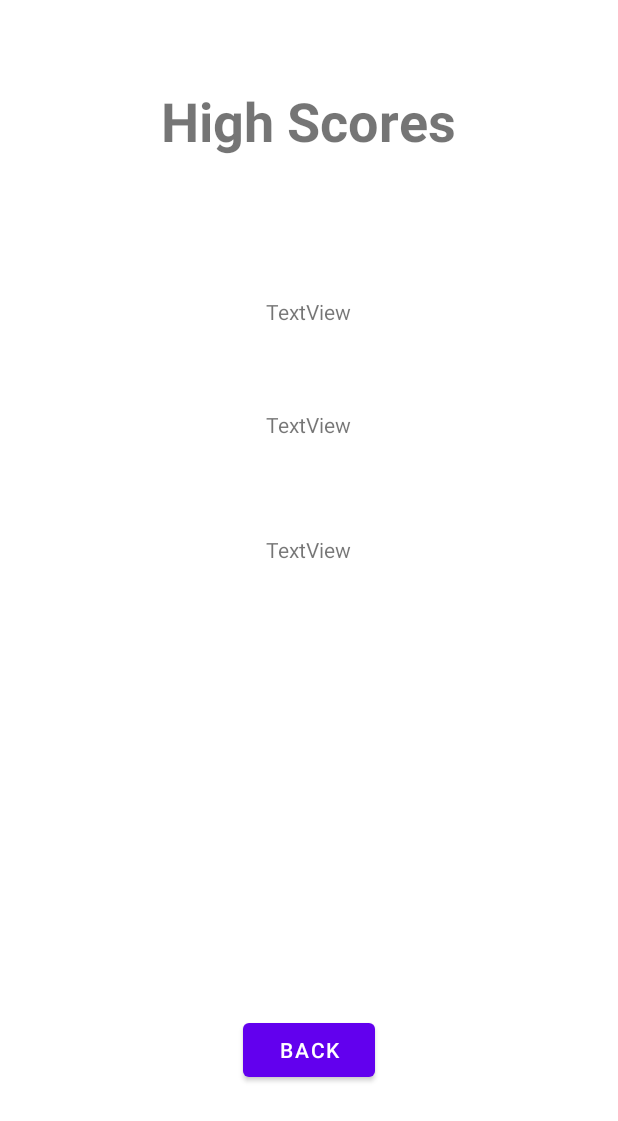
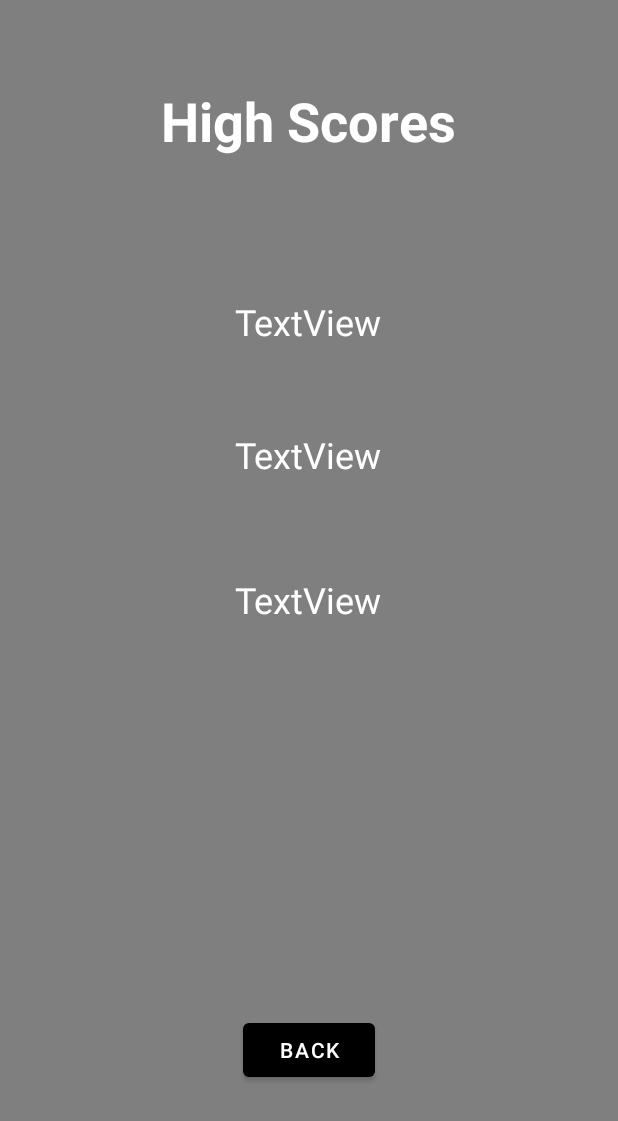
Before and after one commit to bmoya13/concentration_project, an Android app: the layout fragment_high_scores.xml on its own in the app's theme, with its tools: preview values and no code run, on a phone screen of 412 x 824 dp. Shown: the top 1121 px of the screen. Run offline under Robolectric (Android 15) with nearby library versions, the phone set to English and light mode, and no system bars; network calls fail.

Commit message:
high score screen polish

```diff
--- a/app/src/main/res/layout/fragment_high_scores.xml
+++ b/app/src/main/res/layout/fragment_high_scores.xml
@@ -4,7 +4,8 @@
     xmlns:tools="http://schemas.android.com/tools"
     android:layout_width="match_parent"
     android:layout_height="match_parent"
-    tools:context=".HighScoresFragment" >
+    android:background="#901E1E1E"
+    tools:context=".HighScoresFragment">
 
     <TextView
         android:id="@+id/highscoresLabel"
@@ -16,7 +17,8 @@
         android:layout_marginEnd="159dp"
         android:layout_marginRight="159dp"
         android:gravity="center"
-        android:text="High Scores"
+        android:text="@string/high_scores"
+        android:textColor="#FFFFFF"
         android:textSize="36sp"
         android:textStyle="bold"
         app:layout_constraintEnd_toEndOf="parent"
@@ -33,6 +35,8 @@
         android:layout_marginEnd="177dp"
         android:layout_marginRight="177dp"
         android:text="TextView"
+        android:textColor="#FFFFFF"
+        android:textSize="24sp"
         app:layout_constraintEnd_toEndOf="parent"
         app:layout_constraintStart_toStartOf="parent"
         app:layout_constraintTop_toBottomOf="@+id/highscoresLabel" />
@@ -47,6 +51,8 @@
         android:layout_marginEnd="177dp"
         android:layout_marginRight="177dp"
         android:text="TextView"
+        android:textColor="#FFFFFF"
+        android:textSize="24sp"
         app:layout_constraintEnd_toEndOf="parent"
         app:layout_constraintStart_toStartOf="parent"
         app:layout_constraintTop_toBottomOf="@+id/highScore1" />
@@ -61,6 +67,8 @@
         android:layout_marginEnd="177dp"
         android:layout_marginRight="177dp"
         android:text="TextView"
+        android:textColor="#FFFFFF"
+        android:textSize="24sp"
         app:layout_constraintEnd_toEndOf="parent"
         app:layout_constraintStart_toStartOf="parent"
         app:layout_constraintTop_toBottomOf="@+id/highScore2" />
@@ -74,7 +82,8 @@
         android:layout_marginEnd="162dp"
         android:layout_marginRight="162dp"
         android:layout_marginBottom="100dp"
-        android:text="Back"
+        android:text="@string/back"
+        app:backgroundTint="@color/black"
         app:layout_constraintBottom_toBottomOf="parent"
         app:layout_constraintEnd_toEndOf="parent"
         app:layout_constraintStart_toStartOf="parent" />
--- a/app/src/main/res/values/strings.xml
+++ b/app/src/main/res/values/strings.xml
@@ -36,4 +36,6 @@
     <string name="score">Score</string>
     <string name="end">End</string>
     <string name="ishan_dhaliwal_01330497">Ishan Dhaliwal, 01330497</string>
+    <string name="high_scores">High Scores</string>
+
 </resources>
```
